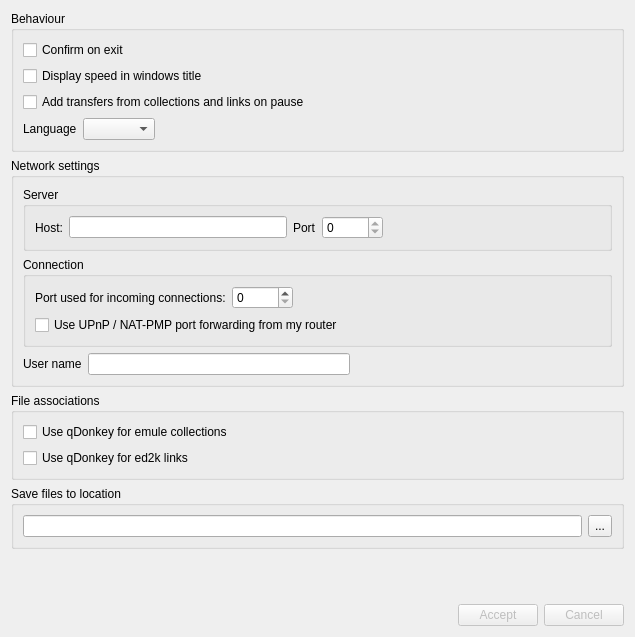
Qt form src/preferences/preferences_widget.ui (a-pavlov/qDonkey) before a commit.
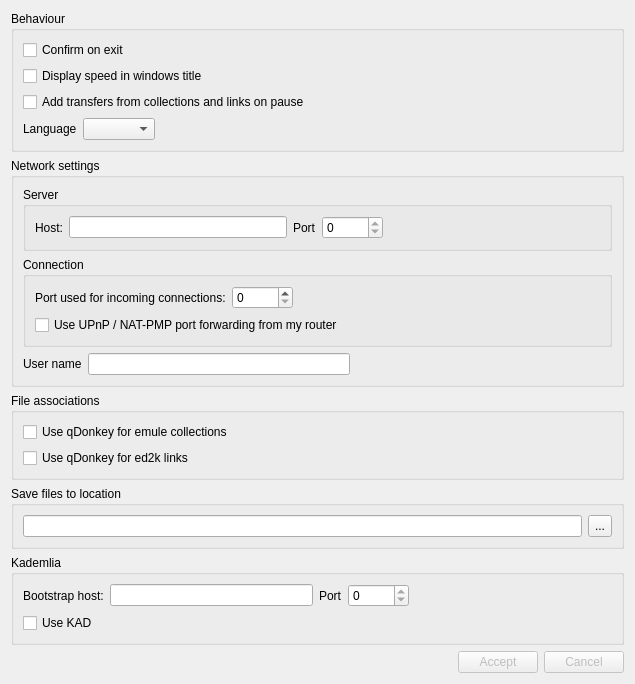
The same form after that commit.

Commit message: Add kad relates features

What changed in the file:
```diff
--- a/src/preferences/preferences_widget.ui
+++ b/src/preferences/preferences_widget.ui
@@ -13,7 +13,7 @@
   <property name="windowTitle">
    <string>Form</string>
   </property>
-  <layout class="QVBoxLayout" name="verticalLayout_5">
+  <layout class="QVBoxLayout" name="verticalLayout_6">
    <item>
     <widget class="QGroupBox" name="groupBox_5">
      <property name="title">
@@ -282,17 +282,72 @@
     </widget>
    </item>
    <item>
-    <spacer name="verticalSpacer">
-     <property name="orientation">
-      <enum>Qt::Vertical</enum>
+    <widget class="QGroupBox" name="groupBox_6">
+     <property name="title">
+      <string>Kademlia</string>
      </property>
-     <property name="sizeHint" stdset="0">
-      <size>
-       <width>20</width>
-       <height>40</height>
-      </size>
-     </property>
-    </spacer>
+     <layout class="QVBoxLayout" name="verticalLayout_5">
+      <item>
+       <layout class="QHBoxLayout" name="horizontalLayout_7">
+        <item>
+         <widget class="QLabel" name="label_6">
+          <property name="text">
+           <string>Bootstrap host:</string>
+          </property>
+         </widget>
+        </item>
+        <item>
+         <widget class="QLineEdit" name="bootstrapHost">
+          <property name="readOnly">
+           <bool>true</bool>
+          </property>
+         </widget>
+        </item>
+        <item>
+         <widget class="QLabel" name="label_7">
+          <property name="text">
+           <string>Port</string>
+          </property>
+         </widget>
+        </item>
+        <item>
+         <widget class="QSpinBox" name="bootstrapPort">
+          <property name="readOnly">
+           <bool>true</bool>
+          </property>
+          <property name="maximum">
+           <number>65535</number>
+          </property>
+         </widget>
+        </item>
+        <item>
+         <spacer name="horizontalSpacer_6">
+          <property name="orientation">
+           <enum>Qt::Horizontal</enum>
+          </property>
+          <property name="sizeHint" stdset="0">
+           <size>
+            <width>40</width>
+            <height>20</height>
+           </size>
+          </property>
+         </spacer>
+        </item>
+       </layout>
+      </item>
+      <item>
+       <layout class="QHBoxLayout" name="horizontalLayout_6">
+        <item>
+         <widget class="QCheckBox" name="checkKAD">
+          <property name="text">
+           <string>Use KAD</string>
+          </property>
+         </widget>
+        </item>
+       </layout>
+      </item>
+     </layout>
+    </widget>
    </item>
    <item>
     <layout class="QHBoxLayout" name="horizontalLayout">
@@ -331,6 +386,19 @@
      </item>
     </layout>
    </item>
+   <item>
+    <spacer name="verticalSpacer">
+     <property name="orientation">
+      <enum>Qt::Vertical</enum>
+     </property>
+     <property name="sizeHint" stdset="0">
+      <size>
+       <width>20</width>
+       <height>40</height>
+      </size>
+     </property>
+    </spacer>
+   </item>
   </layout>
  </widget>
  <resources/>
```
The commit also changes 2 other files.
